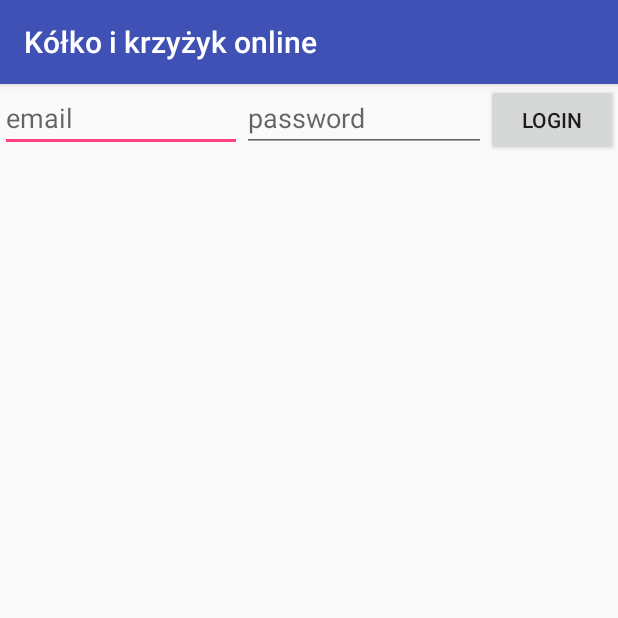
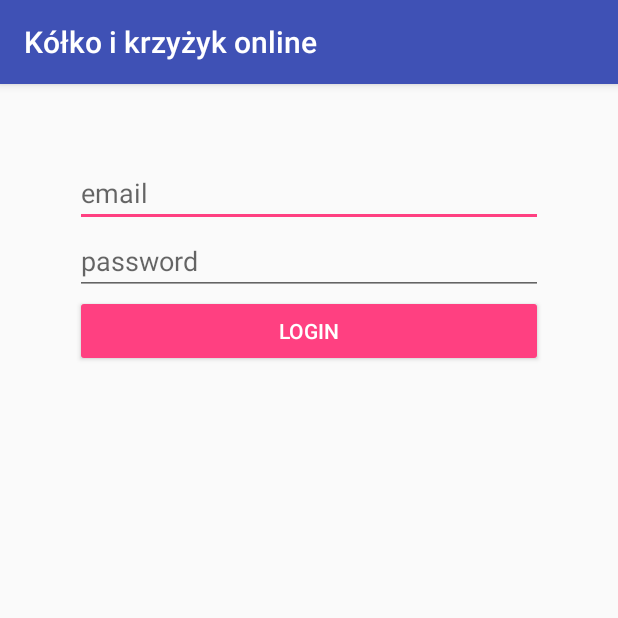
Before and after one commit to Marczu/KolkoiKrzyzykOnline, an Android app: the screen it shows after launch (LoginActivity), on a phone screen of 412 x 824 dp, the top half of it. Run offline under Robolectric (Android 15) with nearby library versions, the phone set to English and light mode, and no system bars; our stand-ins replace Firebase (no records; nobody signed in at launch, a user with empty details on screens opened directly).

Commit message:
commit 4 mozliwość dodawania zaproszeń do gry, dodane menu

```diff
--- a/app/src/main/java/com/marcinmejner/kkoikrzyykonline/MainActivity.kt
+++ b/app/src/main/java/com/marcinmejner/kkoikrzyykonline/MainActivity.kt
@@ -4,17 +4,20 @@ import android.content.Intent
 import android.support.v7.app.AppCompatActivity
 import android.os.Bundle
 import android.util.Log
+import android.view.Menu
+import android.view.MenuItem
 import android.view.View
 import com.google.firebase.analytics.FirebaseAnalytics
 import com.google.firebase.auth.FirebaseAuth
 import com.google.firebase.database.FirebaseDatabase
+import com.marcinmejner.kkoikrzyykonline.R.id.etInviteEmal
+import kotlinx.android.synthetic.main.activity_main.*
 
 
 class MainActivity : AppCompatActivity() {
     private val TAG = "MainActivity"
 
     //Firebase
-    lateinit var mFirebaseAnalytics: FirebaseAnalytics
     lateinit var mAuth: FirebaseAuth
     lateinit var mAuthStateListener: FirebaseAuth.AuthStateListener
 
@@ -28,7 +31,6 @@ class MainActivity : AppCompatActivity() {
     override fun onCreate(savedInstanceState: Bundle?) {
         super.onCreate(savedInstanceState)
         setContentView(R.layout.activity_main)
-        mFirebaseAnalytics = FirebaseAnalytics.getInstance(this)
         mAuth = FirebaseAuth.getInstance()
 
         setupFirebaseAuth()
@@ -48,7 +50,12 @@ class MainActivity : AppCompatActivity() {
         }
     }
 
-    fun buInvite(view: View){
+    fun btnInvite(view: View){
+        Log.d(TAG, "BuInvite: invite clicked")
+
+
+        myRef.child(getString(R.string.db_gracz)).child(beforeAt(etInviteEmal.text.toString()))
+                .child(getString(R.string.db_request)).push().setValue(myEmail)
 
     }
 
@@ -57,9 +64,12 @@ class MainActivity : AppCompatActivity() {
     }
 
 
-
     fun BuClick(view: View){
         Log.d(TAG, "BuClick: przycisk wciśniety ")
+    }
+
+    fun incommingRequest(){
+
     }
 
 
@@ -68,12 +78,13 @@ class MainActivity : AppCompatActivity() {
         mAuthStateListener = FirebaseAuth.AuthStateListener { firebaseAuth ->
             val user = firebaseAuth.currentUser
 
-
             if (user != null) {
                 Log.d(TAG, "user signed_in:  " + user.uid)
                 myEmail = user.email
 
-                myRef.child("Gracz").child(beforeAt(myEmail!!)).child("Request").setValue(user.uid)
+                myRef.child(getString(R.string.db_gracz)).child(beforeAt(myEmail!!)).child(getString(R.string.db_request)).setValue(user.uid)
+
+                incommingRequest()
 
                 Log.d(TAG, "setupFirebaseAuth: email to: $myEmail")
             } else {
@@ -91,4 +102,19 @@ class MainActivity : AppCompatActivity() {
         return split[0][0]
     }
 
+    override fun onCreateOptionsMenu(menu: Menu?): Boolean {
+
+        menuInflater.inflate(R.menu.menu, menu)
+        return true
+    }
+
+    override fun onOptionsItemSelected(item: MenuItem?): Boolean {
+        val id = item?.itemId
+        when(id){
+            R.id.logout -> mAuth.signOut()
+        }
+
+        return true
+    }
+
 }
--- a/app/src/main/res/layout/activity_login.xml
+++ b/app/src/main/res/layout/activity_login.xml
@@ -1,52 +1,36 @@
 <?xml version="1.0" encoding="utf-8"?>
-<LinearLayout xmlns:android="http://schemas.android.com/apk/res/android"
+<RelativeLayout xmlns:android="http://schemas.android.com/apk/res/android"
     xmlns:app="http://schemas.android.com/apk/res-auto"
     xmlns:tools="http://schemas.android.com/tools"
     android:layout_width="match_parent"
     android:layout_height="match_parent"
+    android:padding="50dp"
     android:orientation="vertical"
     tools:context=".LoginActivity">
 
-
-
-
-    <LinearLayout
-        android:layout_width="match_parent"
-        android:layout_height="wrap_content"
-        android:orientation="horizontal">
-
-        <LinearLayout
-            android:layout_width="match_parent"
-            android:layout_height="wrap_content"
-            android:orientation="horizontal">
-
             <EditText
                 android:id="@+id/etMyEmail"
-                android:layout_width="0dp"
+                android:layout_width="match_parent"
                 android:layout_height="wrap_content"
-                android:layout_weight="0.35"
                 android:hint="email"
-                android:ems="10"
                 android:inputType="textEmailAddress" />
 
             <EditText
                 android:id="@+id/etMyPassword"
+                android:layout_below="@id/etMyEmail"
                 android:hint="password"
-                android:layout_width="0dp"
+                android:layout_width="match_parent"
                 android:layout_height="wrap_content"
-                android:layout_weight="0.35"
-                android:ems="10"
                 android:inputType="textPassword" />
 
             <Button
                 android:id="@+id/buLogin"
-                android:layout_width="wrap_content"
+                android:layout_below="@id/etMyPassword"
+                android:layout_width="match_parent"
                 android:layout_height="wrap_content"
                 android:onClick="BuLogin"
+                android:textColor="#FFF"
+                android:backgroundTint="@color/colorAccent"
                 android:text="Login" />
-        </LinearLayout>
 
-    </LinearLayout>
-
-
-</LinearLayout>
+</RelativeLayout>
--- a/app/src/main/res/layout/activity_main.xml
+++ b/app/src/main/res/layout/activity_main.xml
@@ -7,6 +7,7 @@
     android:orientation="vertical">
 
     <LinearLayout
+        android:padding="5dp"
         android:layout_width="match_parent"
         android:layout_height="wrap_content"
         android:orientation="horizontal">
@@ -17,6 +18,7 @@
             android:layout_height="wrap_content"
             android:layout_weight="1"
             android:ems="10"
+            android:hint="User Name"
             android:inputType="textEmailAddress" />
 
         <Button
@@ -24,7 +26,7 @@
             android:layout_width="wrap_content"
             android:layout_height="wrap_content"
             android:layout_weight="1"
-            android:onClick="BuInvite"
+            android:onClick="btnInvite"
             android:text="Invite" />
 
         <Button
--- /dev/null
+++ b/app/src/main/res/menu/menu.xml
@@ -0,0 +1,6 @@
+<?xml version="1.0" encoding="utf-8"?>
+<menu xmlns:android="http://schemas.android.com/apk/res/android">
+
+    <item android:title="Logout"
+        android:id="@+id/logout"/>
+</menu>
--- a/app/src/main/res/values/strings.xml
+++ b/app/src/main/res/values/strings.xml
@@ -1,3 +1,9 @@
 <resources>
     <string name="app_name">Kółko i krzyżyk online</string>
+
+    <!--Firebase names-->
+    <string name="db_gracz">Gracz</string>
+    <string name="db_request">Request</string>
+
+
 </resources>
```
